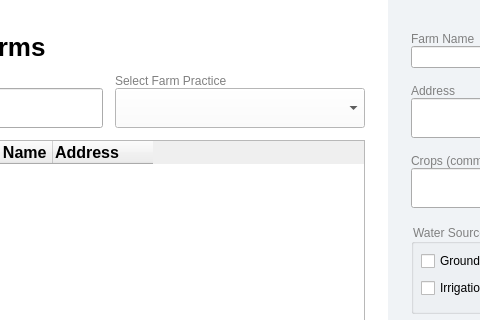
This is mpcamera/layouts/farmPage.ui in AkunoCode/MP-Camera as Qt 5 draws it before an edit; both pictures show x 172 to 652 and y 0 to 320 of the 1100 by 760 pixel window. The edited form follows.
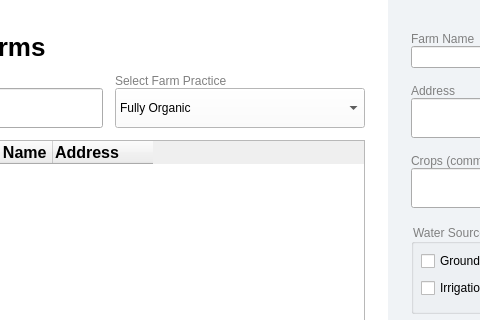
This is the edited form. Icons and pictures are not drawn.

Commit message: feat: Enhance farm page functionality with improved data handling and UI updates

Patch:
```diff
--- a/mpcamera/layouts/farmPage.ui
+++ b/mpcamera/layouts/farmPage.ui
@@ -359,7 +359,7 @@
 }</string>
                </property>
                <property name="currentIndex">
-                <number>-1</number>
+                <number>0</number>
                </property>
                <property name="frame">
                 <bool>true</bool>
```
The commit also changes 2 other files.
